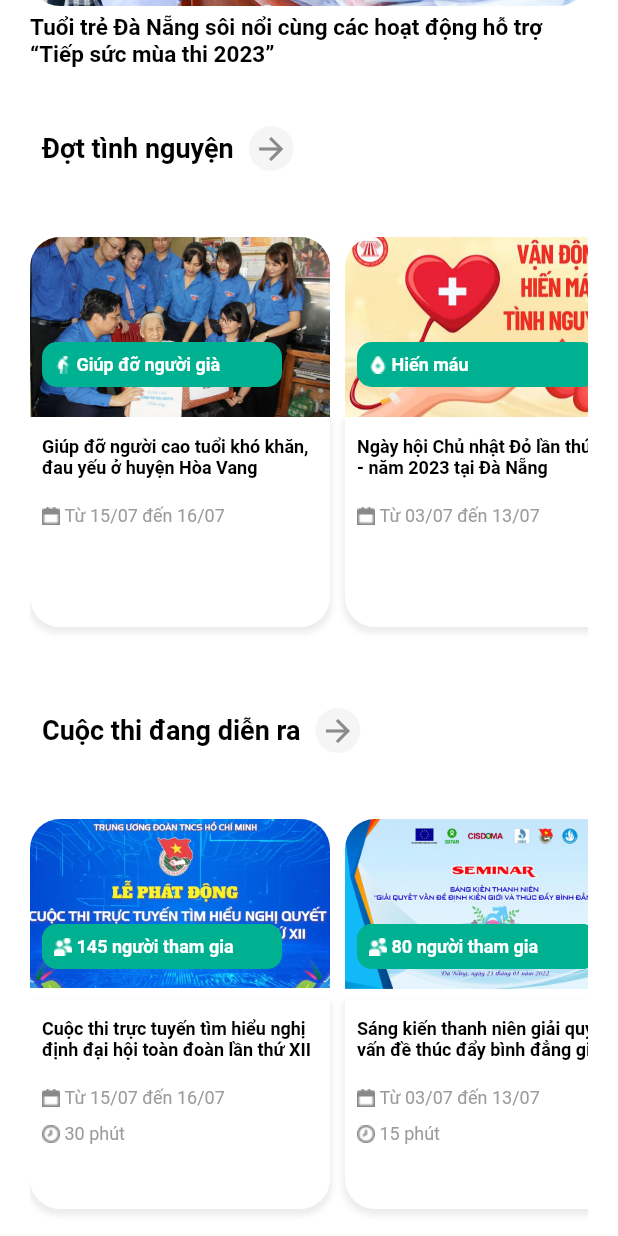
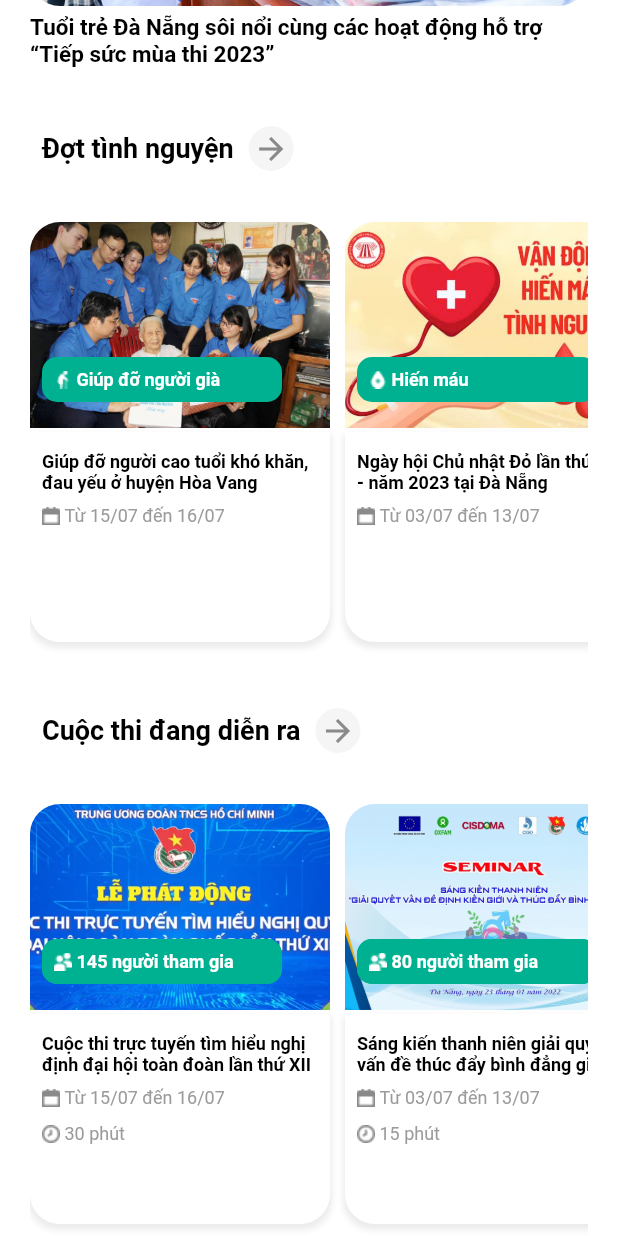
Before and after one commit to banggiang34/thanhniendang_demo, a Flutter app: the screen it shows after launch, scrolled down 576 dp, on a phone screen of 412 x 824 dp. Run offline on Flutter 3.47's test engine with Material 2 defaults, Android fonts, the phone set to English and light mode, and no system bars; our stand-ins replace email_validator; Roboto replaces fonts that are missing (SF-Pro).

Commit message:
updated code

```diff
--- a/lib/horizontalTile.dart
+++ b/lib/horizontalTile.dart
@@ -29,7 +29,7 @@ class HorizontalTile extends StatelessWidget {
       padding: EdgeInsets.symmetric(vertical: 10),
       child: Column(
         mainAxisAlignment: MainAxisAlignment.start,
-        mainAxisSize: MainAxisSize.min,
+        //mainAxisSize: MainAxisSize.min,
         children: [
           Flexible(
             child: ClipRRect(
@@ -37,11 +37,11 @@ class HorizontalTile extends StatelessWidget {
                   topRight: Radius.circular(20), topLeft: Radius.circular(20)),
               child: Container(
                 width: 200,
-                height: 120,
+                height: 200,
                 child: Stack(
                   children: [
                     AspectRatio(
-                      aspectRatio: 16 / 9,
+                      aspectRatio: 16 / 11,
                       child: FittedBox(
                         fit: BoxFit.cover,
                         child: Image.asset(imagePath),
@@ -128,8 +128,8 @@ class HorizontalTile extends StatelessWidget {
           ),
           Flexible(
             child: Container(
-              //padding: EdgeInsets.only(top: 10, left: 3, right: 3),
               width: 200,
+              height: 300,
               color: Colors.white,
               child: Container(
                 padding: EdgeInsets.symmetric(horizontal: 8),
@@ -163,7 +163,6 @@ class HorizontalTile extends StatelessWidget {
                         ),
                       ),
                     ),
-                    Flexible(child: SizedBox(height: 10)),
                     Row(
                       children: [
                         Image.asset('images/calendar1.png'),
--- a/lib/mainscrollPage.dart
+++ b/lib/mainscrollPage.dart
@@ -2,7 +2,9 @@ import 'package:flutter/material.dart';
 import 'package:flutter/services.dart';
 import 'package:thanh_nien_da_nang/categorizedNews.dart';
 import 'package:thanh_nien_da_nang/highlightNews.dart';
+import 'package:thanh_nien_da_nang/latestNews.dart';
 import 'package:thanh_nien_da_nang/loginScreen.dart';
+import 'package:thanh_nien_da_nang/verticleTile.dart';
 
 class MainScrollPage extends StatefulWidget {
   final String userName;
@@ -33,6 +35,18 @@ class CategorizedNewsData {
     required this.title,
     required this.date,
     required this.todate,
+    required this.time,
+  });
+}
+
+class LatestNewsData {
+  final String imagePath;
+  final String title;
+  final String time;
+
+  LatestNewsData({
+    required this.imagePath,
+    required this.title,
     required this.time,
   });
 }
@@ -93,6 +107,30 @@ class _MainScrollPageState extends State<MainScrollPage> {
       time: '15',
     ),
   ];
+
+  List<LatestNewsData> latestNewsList = [
+    LatestNewsData(
+      imagePath: 'images/run1.png',
+      title: 'Đà Nẵng: Phát triển phong trào chạy bộ trong toàn dân',
+      time: '12 phút trước',
+    ),
+    LatestNewsData(
+      imagePath: 'images/run2.png',
+      title:
+          'Cuộc thi trực tuyến tìm hiểu nghị định đại hội toàn đoàn lần thứ XII',
+      time: '2 giờ trước',
+    ),
+  ];
+
+  List<Widget> buildVerticalTiles(List<CategorizedNewsData> dataList) {
+    return dataList.map((data) {
+      return VerticleTile(
+        title: data.title,
+        imagePath: data.imagePath,
+        time: data.time,
+      );
+    }).toList();
+  }
 
   @override
   Widget build(BuildContext context) {
@@ -356,7 +394,7 @@ class _MainScrollPageState extends State<MainScrollPage> {
                           ),
                         ),
                       ),
-                    )
+                    ),
                   ],
                 ),
                 SizedBox(height: 30),
@@ -483,43 +521,118 @@ class _MainScrollPageState extends State<MainScrollPage> {
                       );
                     },
                   ),
-                  // child: CategorizedNews(
-                  //   category1: '',
-                  //   category2: '',
-                  //   category3: '',
-                  //   category4: '',
-                  //   categoryimagePath1: 'images/users1.png',
-                  //   categoryimagePath2: 'images/users1.png',
-                  //   categoryimagePath3: 'images/users1.png',
-                  //   categoryimagePath4: 'images/users1.png',
-                  //   date1: '15/07',
-                  //   date2: '03/07',
-                  //   date3: '13/08',
-                  //   date4: '11/04',
-                  //   todate1: '16/07',
-                  //   todate2: '13/07',
-                  //   todate3: '04/04',
-                  //   todate4: '11/04',
-                  //   imagePath1: 'images/lephatdong.png',
-                  //   imagePath2: 'images/seminar.png',
-                  //   imagePath3: 'images/nguoigia1.png',
-                  //   imagePath4: 'images/nguoigia1.png',
-                  //   time1: '30 phút',
-                  //   time2: '15 phút',
-                  //   time3: '30 phút',
-                  //   time4: '30 phút',
-                  //   title1:
-                  //       'Giúp đỡ người cao tuổi khó khăn, đau yếu ở huyện Hòa Vang',
-                  //   title2:
-                  //       'Ngày hội Chủ nhật Đỏ lần thứ XIV - năm 2023 tại Đà Nẵng',
-                  //   title3: '25',
-                  //   title4: '67',
-                  //   joined1: '145',
-                  //   joined2: '80',
-                  //   joined3: '80',
-                  //   joined4: '12',
-                  // ),
                 ),
+                SizedBox(height: 25),
+                Container(
+                  padding: EdgeInsets.symmetric(horizontal: 20),
+                  child: Row(
+                    children: [
+                      TextButton(
+                        onPressed: () {},
+                        child: Row(
+                          children: [
+                            Text(
+                              'Tin tức mới',
+                              style: TextStyle(
+                                fontSize: 18,
+                                fontWeight: FontWeight.w700,
+                                color: Colors.black,
+                              ),
+                            ),
+                            SizedBox(width: 10),
+                            Container(
+                              width: 30,
+                              height: 30,
+                              decoration: BoxDecoration(
+                                shape: BoxShape.circle,
+                                color: Color(0xffF5F5F5),
+                              ),
+                              child: Center(
+                                child: Icon(
+                                  Icons.arrow_forward,
+                                  color: Color(0xff8A8A8A),
+                                  size: 24,
+                                ),
+                              ),
+                            ),
+                          ],
+                        ),
+                      ),
+                    ],
+                  ),
+                ),
+                SizedBox(height: 15),
+                Container(
+                  padding: EdgeInsets.symmetric(horizontal: 20),
+                  child: Column(
+                    children: latestNewsList.asMap().entries.map((entry) {
+                      final index = entry.key;
+                      //final newsData = entry.value;
+                      return Padding(
+                        padding: EdgeInsets.symmetric(vertical: 10),
+                        child: LatestNews(
+                          index: index,
+                          newsDataList: latestNewsList,
+                        ),
+                      );
+                    }).toList(),
+                  ),
+                ),
+                // Container(
+                //   padding: EdgeInsets.symmetric(horizontal: 20),
+                //   child: Column(
+                //     children: buildVerticalTiles(latestNewsList),
+                //   ),
+                // ),
+                Stack(
+                  children: [
+                    Container(
+                      height: 270,
+                      child: Center(
+                        child: RichText(
+                          textAlign: TextAlign.center,
+                          text: TextSpan(
+                            style: TextStyle(
+                              fontSize: 13,
+                              color: Color(0xff8A8A8A),
+                            ),
+                            children: [
+                              TextSpan(
+                                text: '© 2023. Ứng dụng',
+                                style: TextStyle(
+                                  fontWeight: FontWeight.w400,
+                                ),
+                              ),
+                              TextSpan(
+                                text: ' Tuổi trẻ Đà Nẵng',
+                                style: TextStyle(
+                                  fontWeight: FontWeight.w600,
+                                ),
+                              ),
+                              TextSpan(
+                                text: '\n Một sản phẩm của Thành đoàn Đà Nẵng.',
+                                style: TextStyle(
+                                  fontWeight: FontWeight.w400,
+                                ),
+                              )
+                            ],
+                          ),
+                        ),
+                      ),
+                    ),
+                    Positioned(
+                      bottom: 0,
+                      left: 0,
+                      right: 0,
+                      child: Container(
+                        child: Image.asset(
+                          'images/footer.png',
+                          fit: BoxFit.fitWidth,
+                        ),
+                      ),
+                    ),
+                  ],
+                ), //Bottom background image
               ],
             ),
           ),
```
Also changed, not shown: lib/forgotpasswordScreen.dart (+38 -14 lines), lib/latestNews.dart (added, +23 -0 lines), lib/loginScreen.dart (+0 -20 lines), lib/verticleTile.dart (added, +76 -0 lines), images/footer.png (added), images/run1.png (added), images/run2.png (added).
